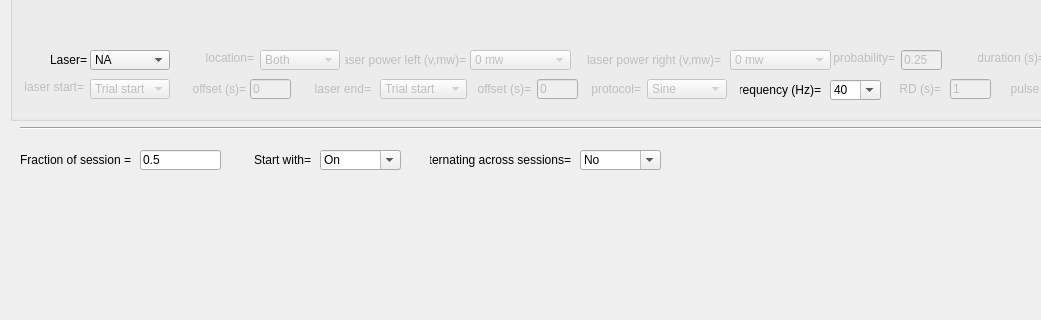
The window that src/foraging_gui/Optogenetics.ui (AllenNeuralDynamics/dynamic-foraging-task) describes before a commit, drawn with Qt 5; both pictures show x 0 to 1041 and y 320 to 640 of the 1442 by 785 pixel window.
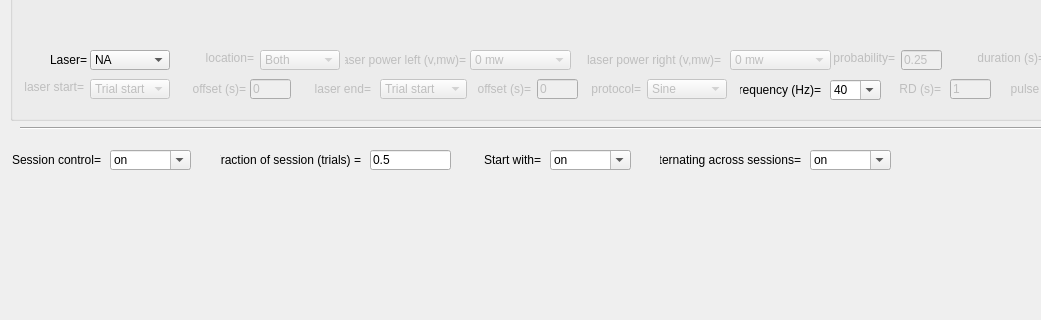
The same window after the commit.

Commit message: Added session based continuous optogenetics

The edit to the form file:
```diff
--- a/src/foraging_gui/Optogenetics.ui
+++ b/src/foraging_gui/Optogenetics.ui
@@ -3697,7 +3697,7 @@
   <widget class="QComboBox" name="SessionAlternating">
    <property name="geometry">
     <rect>
-     <x>580</x>
+     <x>810</x>
      <y>470</y>
      <width>81</width>
      <height>20</height>
@@ -3714,7 +3714,7 @@
    </property>
    <item>
     <property name="text">
-     <string>No</string>
+     <string>on</string>
     </property>
    </item>
    <item>
@@ -3736,7 +3736,7 @@
   <widget class="QLabel" name="label3_17">
    <property name="geometry">
     <rect>
-     <x>430</x>
+     <x>660</x>
      <y>470</y>
      <width>141</width>
      <height>20</height>
@@ -3755,14 +3755,14 @@
   <widget class="QLabel" name="label3_18">
    <property name="geometry">
     <rect>
-     <x>10</x>
+     <x>220</x>
      <y>470</y>
-     <width>121</width>
+     <width>141</width>
      <height>20</height>
     </rect>
    </property>
    <property name="text">
-    <string>Fraction of session =</string>
+    <string>Fraction of session (trials) =</string>
    </property>
    <property name="textFormat">
     <enum>Qt::AutoText</enum>
@@ -3774,7 +3774,7 @@
   <widget class="QLineEdit" name="FractionOfSession">
    <property name="geometry">
     <rect>
-     <x>140</x>
+     <x>370</x>
      <y>470</y>
      <width>81</width>
      <height>20</height>
@@ -3787,7 +3787,7 @@
   <widget class="QLabel" name="label3_19">
    <property name="geometry">
     <rect>
-     <x>250</x>
+     <x>480</x>
      <y>470</y>
      <width>61</width>
      <height>20</height>
@@ -3806,7 +3806,7 @@
   <widget class="QComboBox" name="SessionStartWith">
    <property name="geometry">
     <rect>
-     <x>320</x>
+     <x>550</x>
      <y>470</y>
      <width>81</width>
      <height>20</height>
@@ -3823,7 +3823,7 @@
    </property>
    <item>
     <property name="text">
-     <string>On</string>
+     <string>on</string>
     </property>
    </item>
    <item>
@@ -3842,6 +3842,64 @@
     </property>
    </item>
   </widget>
+  <widget class="QComboBox" name="SessionWideControl">
+   <property name="geometry">
+    <rect>
+     <x>110</x>
+     <y>470</y>
+     <width>81</width>
+     <height>20</height>
+    </rect>
+   </property>
+   <property name="sizePolicy">
+    <sizepolicy hsizetype="Expanding" vsizetype="Expanding">
+     <horstretch>0</horstretch>
+     <verstretch>0</verstretch>
+    </sizepolicy>
+   </property>
+   <property name="editable">
+    <bool>true</bool>
+   </property>
+   <item>
+    <property name="text">
+     <string>on</string>
+    </property>
+   </item>
+   <item>
+    <property name="text">
+     <string>off</string>
+    </property>
+   </item>
+   <item>
+    <property name="text">
+     <string/>
+    </property>
+   </item>
+   <item>
+    <property name="text">
+     <string/>
+    </property>
+   </item>
+  </widget>
+  <widget class="QLabel" name="label3_20">
+   <property name="geometry">
+    <rect>
+     <x>10</x>
+     <y>470</y>
+     <width>91</width>
+     <height>20</height>
+    </rect>
+   </property>
+   <property name="text">
+    <string>Session control=</string>
+   </property>
+   <property name="textFormat">
+    <enum>Qt::AutoText</enum>
+   </property>
+   <property name="alignment">
+    <set>Qt::AlignRight|Qt::AlignTrailing|Qt::AlignVCenter</set>
+   </property>
+  </widget>
   <zorder>OptoPar</zorder>
   <zorder>Laser_1</zorder>
   <zorder>label1_2</zorder>
```
Left out of the diff: 6 changed lines with no effect on the pictures. The commit also changes 1 other file.
